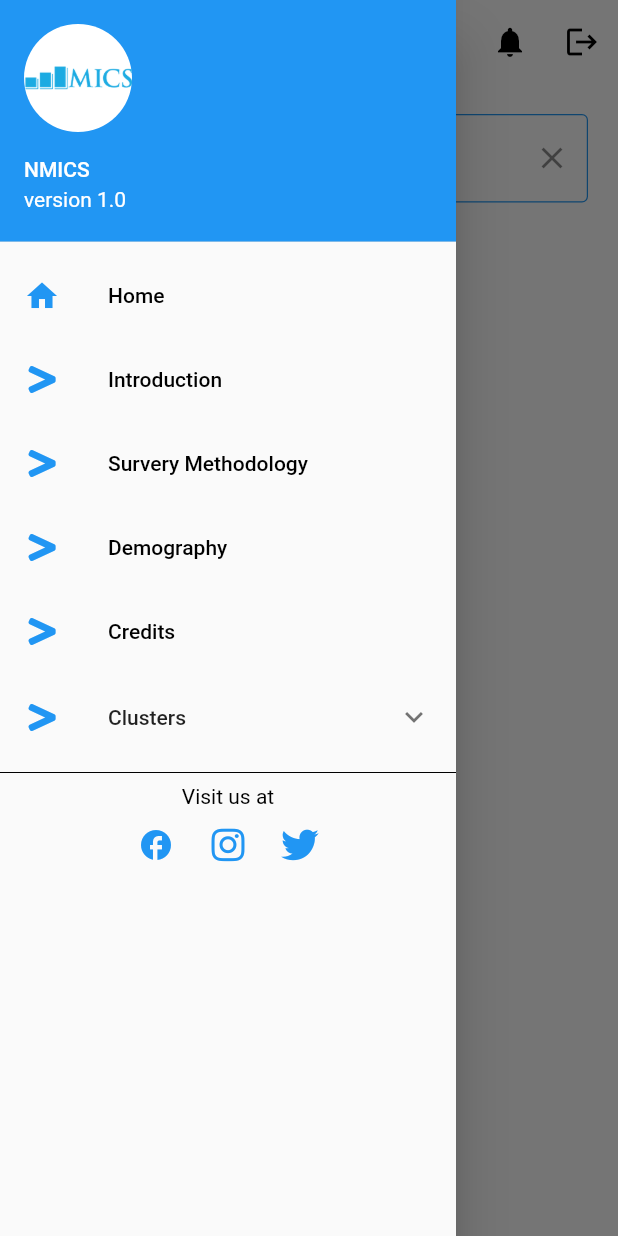
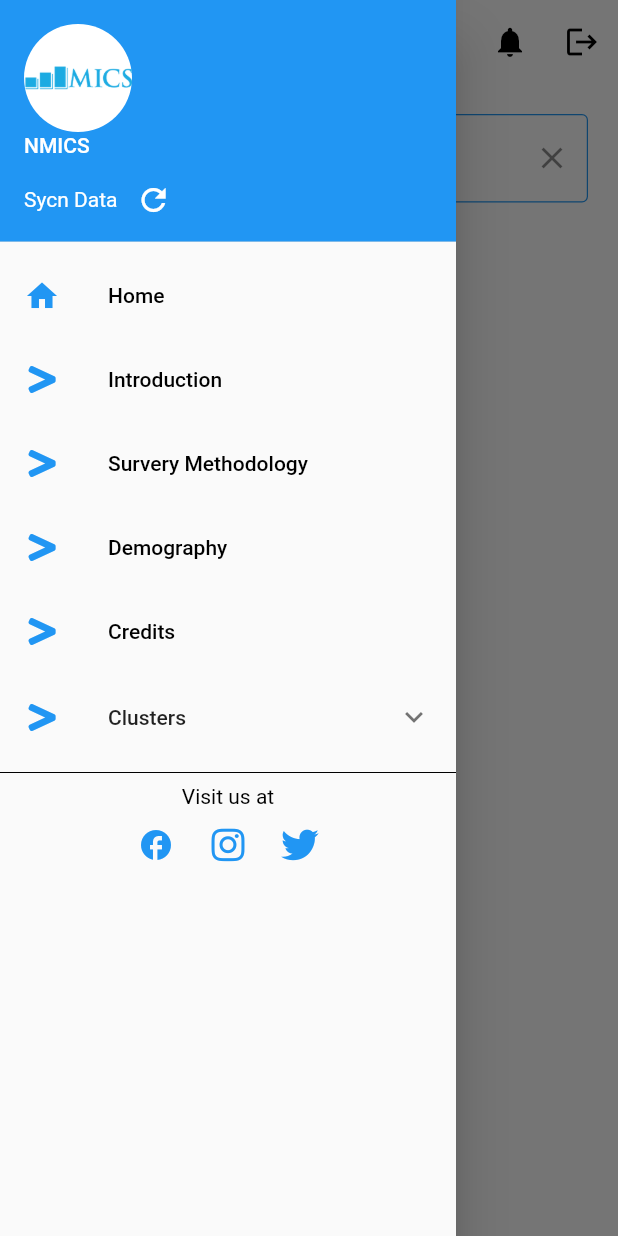
Before and after one commit to surajadkhari/ym_nmica_nicef, a Flutter app: the HomeScreen screen opened by its route, with the side drawer open, on a phone screen of 412 x 824 dp. Run offline on Flutter 3.47's test engine with Material 2 defaults, Android fonts, the phone set to English and light mode, and no system bars; our stand-ins replace bloc, charts_flutter, connectivity, csv, dartz, equatable and 16 more; missing offline and left inert: api_cache_manager, flutter_facebook_auth, flutter_file_dialog, open_settings, pushable_button; accounts and stored records are empty; network calls fail.

Commit message:
Everything done

```diff
--- a/lib/presentation/core/app_widget.dart
+++ b/lib/presentation/core/app_widget.dart
@@ -8,6 +8,7 @@ import 'package:unicef/presentation/auth/login/login_screen.dart';
 import 'package:unicef/presentation/auth/registration/registration_screen.dart';
 import 'package:unicef/presentation/splash/splash_screen.dart';
 import 'package:unicef/unicef/screens/home_screen.dart';
+import 'package:unicef/unicef/screens/sync_screen.dart';
 
 class AppWidget extends StatelessWidget {
   // This widget is the root of your application.
@@ -29,6 +30,7 @@ class AppWidget extends StatelessWidget {
           RegistrationScreen.screenId: (context) => RegistrationScreen(),
           LoginScreen.screenId: (context) => LoginScreen(),
           HomeScreen.screenId: (context) => HomeScreen(),
+          SyncScreen.screenId: (context) => SyncScreen(),
         },
       ),
     );
--- a/lib/unicef/components/drawer.dart
+++ b/lib/unicef/components/drawer.dart
@@ -6,6 +6,7 @@ import 'package:unicef/unicef/screens/credit_screen.dart';
 import 'package:unicef/unicef/screens/home_screen.dart';
 import 'package:unicef/unicef/screens/indicator_screen.dart';
 import 'package:unicef/unicef/screens/information_screen.dart';
+import 'package:unicef/unicef/screens/sync_screen.dart';
 import 'package:unicef/unicef/services/cluster_service.dart';
 import 'package:unicef/unicef/services/infomation_service.dart';
 import 'package:url_launcher/url_launcher.dart';
@@ -96,7 +97,20 @@ class _DrawerNavigationState extends State<DrawerNavigation> {
               "NMICS",
               style: TextStyle(color: Colors.white),
             ),
-            accountEmail: const Text("version 1.0"),
+            accountEmail: Row(
+              children: [
+                Text("Sycn Data"),
+                IconButton(
+                    onPressed: () {
+                      Navigator.pushNamedAndRemoveUntil(
+                          context, SyncScreen.screenId, (route) => false);
+                    },
+                    icon: Icon(
+                      Icons.refresh,
+                      color: Colors.white,
+                    ))
+              ],
+            ),
             currentAccountPicture: GestureDetector(
               child: CircleAvatar(
                 backgroundColor: Colors.white,
--- a/lib/unicef/components/home_screen_widget.dart
+++ b/lib/unicef/components/home_screen_widget.dart
@@ -25,12 +25,14 @@ class HomeScreenWidget extends StatefulWidget {
 class _HomeScreenWidgetState extends State<HomeScreenWidget> {
   ClusterService _clusterService = ClusterService();
   Chart2Service _chart2service = Chart2Service();
+  Future? v;
 
   @override
   void initState() {
     super.initState();
 
     getClusters();
+
     NoificationService.initialize(context);
     FirebaseMessaging.instance.getInitialMessage().then((message) {
       if (message != null) {
--- /dev/null
+++ b/lib/unicef/models/version.dart
@@ -0,0 +1,29 @@
+class Version {
+  String? name;
+  String? number;
+  String? description;
+  String? release_date;
+
+  Version({
+    this.name,
+    this.number,
+    this.description,
+    this.release_date,
+  });
+
+  Version.fromJson(Map<String, dynamic> json) {
+    name = json['name'];
+    number = json['number'];
+    description = json['description'];
+    release_date = json['release_date'];
+  }
+
+  Map<String, dynamic> toJson() {
+    final Map<String, dynamic> data = new Map<String, dynamic>();
+    data['name'] = this.name;
+    data['number'] = this.number;
+    data['description'] = this.description;
+    data['release_date'] = this.release_date;
+    return data;
+  }
+}
--- a/lib/unicef/screens/home_screen.dart
+++ b/lib/unicef/screens/home_screen.dart
@@ -1,17 +1,15 @@
-import 'package:connectivity/connectivity.dart';
+import 'dart:convert';
+
 import 'package:firebase_auth/firebase_auth.dart';
 import 'package:flutter/material.dart';
-import 'package:open_settings/open_settings.dart';
+import 'package:shared_preferences/shared_preferences.dart';
 import 'package:unicef/presentation/auth/login/login_screen.dart';
 import 'package:unicef/unicef/components/drawer.dart';
 import 'package:unicef/unicef/components/home_screen_widget.dart';
-import 'package:unicef/unicef/repository/repository.dart';
+import 'package:unicef/unicef/models/version.dart';
 import 'package:unicef/unicef/screens/notifications.dart';
-import 'package:unicef/unicef/services/cluster_service.dart';
-import 'package:unicef/unicef/services/indicator_services.dart';
-import 'package:unicef/unicef/services/infomation_service.dart';
-
-import 'package:unicef/unicef/widgets/Progress.dart';
+import 'package:unicef/unicef/screens/sync_screen.dart';
+import 'package:unicef/unicef/services/version_service.dart';
 
 class HomeScreen extends StatefulWidget {
   static const screenId = "home";
@@ -23,50 +21,62 @@ class HomeScreen extends StatefulWidget {
 }
 
 class _HomeScreenState extends State<HomeScreen> {
-  IndicatorServices _indicatorServices = IndicatorServices();
-  ClusterService _clusterService = ClusterService();
-  InfomationService _infomationService = InfomationService();
-  Repository _repository = Repository();
-  @override
-  void initState() {
-    super.initState();
-  }
+  VersionService _versionService = VersionService();
 
-  List indicator = [];
-  cacheAllData() async {
-    var connection = await Connectivity().checkConnectivity();
-    if (connection == ConnectivityResult.none) {
-      final snackBar = SnackBar(
-        content: Text('Turn on your internet connection!'),
-      );
-      ScaffoldMessenger.of(context).showSnackBar(snackBar);
-      await Future.delayed(const Duration(seconds: 2), () {
-        OpenSettings.openWIFISetting();
+  bool isNew = false;
+  checkVersion() async {
+    final prefs = await SharedPreferences.getInstance();
+    var result = await _versionService.getVersion();
+
+    var jsonResponse = json.decode(result.body);
+    // var data = jsonResponse.map((version) => Version.fromJson(version));
+    var model = new Version();
+    model.number = jsonResponse['number'];
+    model.name = jsonResponse['name'];
+    model.release_date = jsonResponse['release_date'];
+    model.description = jsonResponse['description'];
+    final version = prefs.getString("version");
+
+    if (version != model.number) {
+      setState(() {
+        isNew = true;
       });
-    } else {
-      showDialog(
-          context: context,
-          barrierDismissible: false,
-          builder: (BuildContext contect) {
-            return Progress(
-              message: "Retrieving Data",
-            );
-          });
-      _repository.deleteAllData();
-      _clusterService.saveClusters();
-      _indicatorServices.saveIndicators();
-      _infomationService.saveIntroduction();
-      _infomationService.saveSurvey();
-      _infomationService.saveDemography();
-      await Future.delayed(const Duration(seconds: 3), () {});
-      Navigator.pushNamedAndRemoveUntil(
-          context, HomeScreen.screenId, (route) => false);
     }
   }
 
   @override
+  void initState() {
+    super.initState();
+    checkVersion();
+  }
+
+  List indicator = [];
+
+  @override
   Widget build(BuildContext context) {
-    return Scaffold(
+    return isNew
+        ? Scaffold(
+            body: AlertDialog(
+              title: const Text('New Data Has been!'),
+              content: SingleChildScrollView(
+                child: ListBody(
+                  children: const <Widget>[
+                    Text('NMICS database has been updated!'),
+                  ],
+                ),
+              ),
+              actions: <Widget>[
+                TextButton(
+                  child: const Text('Async Data'),
+                  onPressed: () {
+                    Navigator.pushNamedAndRemoveUntil(
+                        context, SyncScreen.screenId, (route) => false);
+                  },
+                ),
+              ],
+            ),
+          )
+        : Scaffold(
             appBar: AppBar(
               title: Row(
                 mainAxisAlignment: MainAxisAlignment.start,
@@ -79,15 +89,15 @@ class _HomeScreenState extends State<HomeScreen> {
                 ],
               ),
               actions: <Widget>[
-          IconButton(
-            icon: Icon(
-              Icons.refresh,
-              color: Colors.black,
-            ),
-            onPressed: () {
-              cacheAllData();
-            },
-          ),
+                // IconButton(
+                //   icon: Icon(
+                //     Icons.refresh,
+                //     color: Colors.black,
+                //   ),
+                //   onPressed: () {
+                //     cacheAllData();
+                //   },
+                // ),
                 IconButton(
                   icon: Icon(
                     Icons.notifications,
--- /dev/null
+++ b/lib/unicef/services/version_service.dart
@@ -0,0 +1,13 @@
+import 'package:unicef/api/api.dart';
+
+class VersionService {
+  Api? _api;
+
+  VersionService() {
+    _api = Api();
+  }
+
+  getVersion() async {
+    return await _api!.httpGet('version');
+  }
+}
--- a/pubspec.yaml
+++ b/pubspec.yaml
@@ -69,6 +69,7 @@ dependencies:
   filesystem_picker: ^2.0.0-nullsafety.0
   flutter_file_dialog: ^2.1.1
   flutter_facebook_auth: "^3.5.0"
+  pushable_button: ^0.0.2
 
 
 
```
Also changed, not shown: lib/main.dart (+4 -5 lines), lib/presentation/splash/components/splash_widget.dart (+40 -14 lines), lib/unicef/components/sync_widget_scree.dart (added, +141 -0 lines), lib/unicef/screens/sync_screen.dart (added, +17 -0 lines), pubspec.lock. Lines whose indentation alone changed are shown as unchanged.
